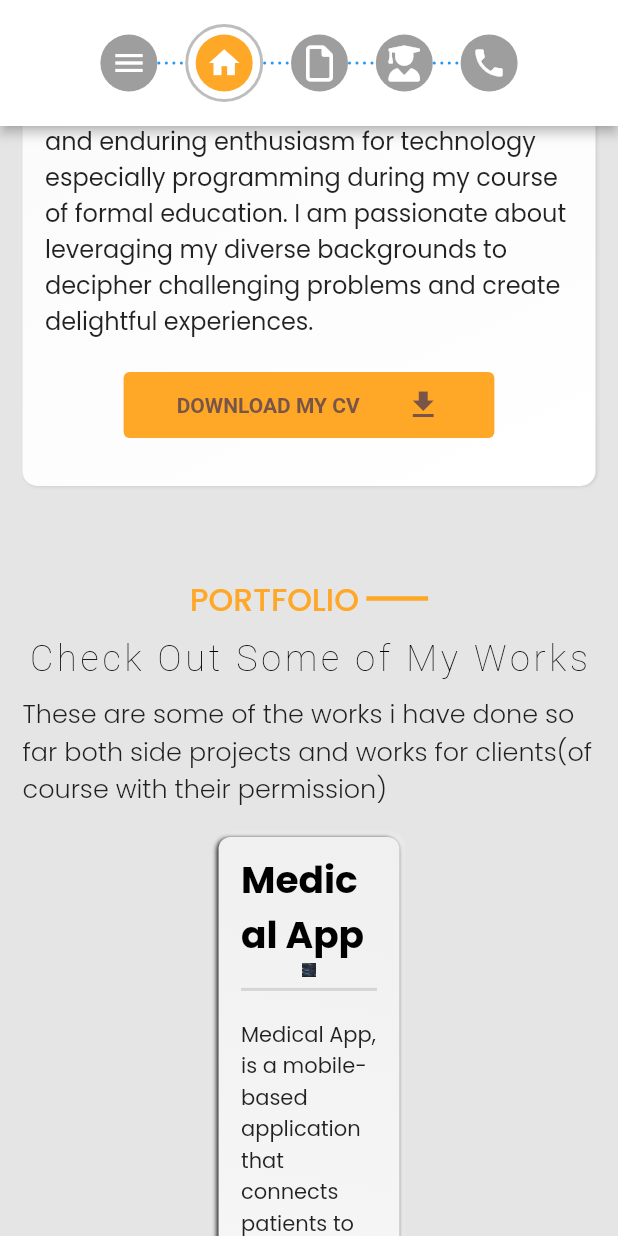
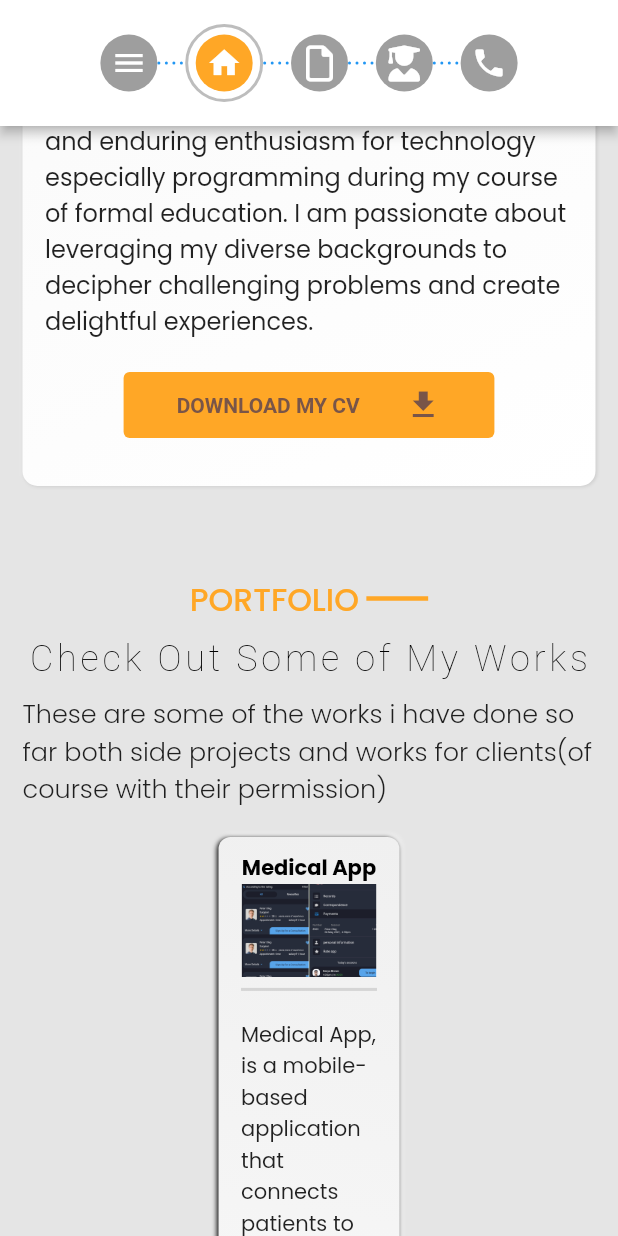
Before and after one commit to Captured-Heart/Marcel_Portfolio, a Flutter app: the screen it shows after launch, scrolled down 576 dp, on a phone screen of 412 x 824 dp. Run offline on Flutter 3.47's test engine with Material 2 defaults, Android fonts, the phone set to English and light mode, and no system bars; drawn by our look-alikes of animated_text_kit, auto_size_text, flutter_neumorphic; our stand-ins replace firebase_core, flutter_lorem, flutter_riverpod, font_awesome_flutter, google_fonts, im_stepper; missing offline and left inert: flutter_animated_dialog; accounts and stored records are empty.

Commit message:
starrting mobile edit

```diff
--- a/lib/Desktop/Screens/LeftDiv/left_details_components.dart
+++ b/lib/Desktop/Screens/LeftDiv/left_details_components.dart
@@ -15,7 +15,7 @@ class LeftDivDetailsComponents extends StatelessWidget {
       mainAxisAlignment: MainAxisAlignment.spaceBetween,
       children: [
         Container(
-          padding: EdgeInsets.all(5),
+          padding: const EdgeInsets.all(5),
           color: Colors.orange[400],
           child: Text(leading),
         ),
--- a/lib/Desktop/Screens/LeftDiv/left_div_language.dart
+++ b/lib/Desktop/Screens/LeftDiv/left_div_language.dart
@@ -1,6 +1,5 @@
 import 'package:auto_size_text/auto_size_text.dart';
 import 'package:flutter/material.dart';
-import 'package:font_awesome_flutter/font_awesome_flutter.dart';
 
 class LeftDivLanguages extends StatelessWidget {
   const LeftDivLanguages({
--- a/lib/Desktop/Screens/LeftDiv/social_buttons.dart
+++ b/lib/Desktop/Screens/LeftDiv/social_buttons.dart
@@ -16,7 +16,7 @@ class SocialButtons extends StatelessWidget {
         // height: size.height * 0.1,
         // width: size.width * 0.1,
         alignment: Alignment.center,
-        padding: EdgeInsets.all(8),
+        padding: const EdgeInsets.all(8),
         decoration: BoxDecoration(
           color: Colors.orange[400],
           shape: BoxShape.circle,
--- a/lib/Desktop/Screens/desktop_about_me_screen.dart
+++ b/lib/Desktop/Screens/desktop_about_me_screen.dart
@@ -17,7 +17,7 @@ final ScrollController scrollController = ScrollController();
     return ListView(
       shrinkWrap: true,
       controller: scrollController,
-      padding: EdgeInsets.symmetric(horizontal: 20, vertical: size.height * 0.08),
+      padding: EdgeInsets.symmetric(horizontal: 30, vertical: size.height * 0.08),
       children: [
         CenterTitleWidget(
           size: size * 1.2,
--- a/lib/Desktop/Screens/desktop_contact_us_screen.dart
+++ b/lib/Desktop/Screens/desktop_contact_us_screen.dart
@@ -1,4 +1,3 @@
-import 'package:animated_widgets/generated/i18n.dart';
 import 'package:flutter/material.dart';
 import 'package:my_portfolio/Desktop/Widgets/ContactUs/contact_us_info_left.dart';
 import 'package:my_portfolio/Desktop/Widgets/ContactUs/contact_us_info_right.dart';
--- a/lib/Desktop/Screens/Home_Screen/desktop_home_screen.dart
+++ b/lib/Desktop/Screens/desktop_home_screen.dart
@@ -18,7 +18,7 @@ class DesktopHomeScreen extends StatelessWidget {
   @override
   Widget build(BuildContext context) {
     return Neumorphic(
-      margin: const EdgeInsets.all(20),
+      margin: const EdgeInsets.symmetric(horizontal: 30, vertical: 20),
       style: NeumorphicStyle(
         shape: NeumorphicShape.concave,
         boxShape: NeumorphicBoxShape.roundRect(
--- a/lib/Desktop/Screens/desktop_pageview_screen.dart
+++ b/lib/Desktop/Screens/desktop_pageview_screen.dart
@@ -6,7 +6,7 @@ import 'package:my_portfolio/Desktop/Screens/portfolio_screen.dart';
 import 'package:my_portfolio/Desktop/Widgets/desktop_navbar.dart';
 import 'package:my_portfolio/Provider/page_controller_provider.dart';
 import 'package:my_portfolio/Utils/responsive.dart';
-import 'Home_Screen/desktop_home_screen.dart';
+import 'desktop_home_screen.dart';
 import 'desktop_about_me_screen.dart';
 import 'desktop_contact_us_screen.dart';
 
--- a/lib/Desktop/Widgets/ServicesGrid/service_grid.dart
+++ b/lib/Desktop/Widgets/ServicesGrid/service_grid.dart
@@ -1,7 +1,6 @@
 import 'package:auto_size_text/auto_size_text.dart';
 import 'package:flutter_neumorphic/flutter_neumorphic.dart';
 import 'package:font_awesome_flutter/font_awesome_flutter.dart';
-import 'package:my_portfolio/Utils/responsive.dart';
 import 'package:my_portfolio/Utils/url_launcher.dart';
 
 class MyServicesGrid extends StatelessWidget {
@@ -53,7 +52,7 @@ class MyServicesGrid extends StatelessWidget {
         // color: Colors.white,
         child: Column(
           children: [
-            Text(
+            AutoSizeText(
               title,
               style: const TextStyle(
                 fontWeight: FontWeight.bold,
@@ -61,6 +60,8 @@ class MyServicesGrid extends StatelessWidget {
                 color: Colors.black,
               ),
               textAlign: TextAlign.start,
+              maxFontSize: 25,
+              maxLines: 1,
             ),
             // SizedBox(height: 5),
 
@@ -69,8 +70,8 @@ class MyServicesGrid extends StatelessWidget {
               child: Image.asset(
                 imgUrl,
                 fit: BoxFit.cover,
-                // width: size.width,
-                // height: size.height,
+                width: size.width,
+                height: size.height,
               ),
             ),
             SizedBox(
--- a/lib/Desktop/Widgets/desktop_footer.dart
+++ b/lib/Desktop/Widgets/desktop_footer.dart
@@ -23,7 +23,7 @@ class DesktopFooterWidget extends StatelessWidget {
         top: size.height * 0.1,
       ),
       alignment: Alignment.center,
-      child: Text(
+      child: const Text(
           '2022, All Rights Reserved. "UMUNTU NGUMUNTU NGABANTU"'),
     );
   }
--- a/lib/Mobile/Screens/mobile_screen.dart
+++ b/lib/Mobile/Screens/mobile_screen.dart
@@ -54,8 +54,11 @@ class _MobileScreenState extends State<MobileScreen> {
   }
 
   void scrollTo(int index) {
-    _scrollController.animateTo(scrollPexels[index],
-        duration: Duration(milliseconds: 1500), curve: Curves.linear);
+    _scrollController.animateTo(
+      scrollPexels[index],
+      duration: const Duration(milliseconds: 1200),
+      curve: Curves.linear,
+    );
   }
 
   List scrollPexels = [
@@ -79,7 +82,7 @@ class _MobileScreenState extends State<MobileScreen> {
     return Scaffold(
       drawerEnableOpenDragGesture: false,
       key: _key,
-      backgroundColor: Color(0xffE5E5E5),
+      backgroundColor: const Color(0xffE5E5E5),
       drawer: SafeArea(
         child: Drawer(
           child: LeftDivProfile(size: size),
@@ -110,17 +113,16 @@ class _MobileScreenState extends State<MobileScreen> {
         ),
       ),
       body: SafeArea(
-        child: SingleChildScrollView(
+        child: ListView(
           controller: _scrollController,
-          child: Column(
           children: [
             Container(
-                margin: EdgeInsets.symmetric(horizontal: 15),
+              margin: const EdgeInsets.symmetric(horizontal: 15),
               width: size.width,
               child: Column(
                 children: [
                   IstDivMobile(size: size),
-                    SizedBox(height: 25),
+                  const SizedBox(height: 25),
 
                   //!portfolio started here
                   CenterTitleMobile(
@@ -137,7 +139,7 @@ class _MobileScreenState extends State<MobileScreen> {
                     content: portfolioUtil.portfolioMesssage[0],
                     gitHubUrl: portfolioUtil.portfolioGitHubUrl[0],
                   ),
-                    SizedBox(height: 15),
+                  const SizedBox(height: 15),
                   MyServicesGrid(
                     width: size.width,
                     imgUrl: 'assets/images/emerieSUG.jpg',
@@ -145,7 +147,7 @@ class _MobileScreenState extends State<MobileScreen> {
                     content: portfolioUtil.portfolioMesssage[1],
                     gitHubUrl: portfolioUtil.portfolioGitHubUrl[1],
                   ),
-                    SizedBox(height: 15),
+                  const SizedBox(height: 15),
                   MyServicesGrid(
                     width: size.width,
                     imgUrl: 'assets/images/nemyMain.jpg',
@@ -153,7 +155,7 @@ class _MobileScreenState extends State<MobileScreen> {
                     content: portfolioUtil.portfolioMesssage[2],
                     gitHubUrl: portfolioUtil.portfolioGitHubUrl[2],
                   ),
-                    SizedBox(height: 15),
+                  const SizedBox(height: 15),
                   MyServicesGrid(
                     width: size.width,
                     imgUrl: 'assets/images/nemyAdmin.jpg',
@@ -163,7 +165,7 @@ class _MobileScreenState extends State<MobileScreen> {
                   ),
                   // SizedBox(height: 15),
                   // MyServicesGrid(width: size.width, imgUrl: '',),
-                    SizedBox(height: 30),
+                  const SizedBox(height: 30),
                   //! Portfolio ended here
 //
 
@@ -175,7 +177,7 @@ class _MobileScreenState extends State<MobileScreen> {
                         'Detailed insight to my qualifications and credentials',
                   ),
                   EducationDivMobile(size: size),
-                    SizedBox(height: 30),
+                  const SizedBox(height: 30),
                   CenterTitleMobile(
                     size: size,
                     title: 'CONTACT ME',
@@ -184,9 +186,9 @@ class _MobileScreenState extends State<MobileScreen> {
                         'if you like something you would love me to build for you or an enquiry, please message. i am available to work on your projects and bring your ideas to life. i am just one click away',
                   ),
                   ContactUsInfoFormMobile(size: size),
-                    SizedBox(height: 15),
+                  const SizedBox(height: 15),
                   // ContactInfoDetailsMobile(size: size),
-                    SizedBox(height: 30),
+                  const SizedBox(height: 30),
                 ],
               ),
             ),
@@ -194,7 +196,6 @@ class _MobileScreenState extends State<MobileScreen> {
           ],
         ),
       ),
-      ),
     );
   }
 }
--- a/lib/Mobile/Widgets/center_title_mobile.dart
+++ b/lib/Mobile/Widgets/center_title_mobile.dart
@@ -31,7 +31,7 @@ class CenterTitleMobile extends StatelessWidget {
                   color: Colors.orange[400],
                 ),
               ),
-              SizedBox(width: 5),
+              const SizedBox(width: 5),
               SizedBox(
                 width: size.width * 0.1,
                 child: Divider(
@@ -42,7 +42,7 @@ class CenterTitleMobile extends StatelessWidget {
               )
             ],
           ),
-          SizedBox(
+          const SizedBox(
             height: 10,
           ),
           DefaultTextStyle(
@@ -68,16 +68,16 @@ class CenterTitleMobile extends StatelessWidget {
               TypewriterAnimatedText(
                 centerTitle!,
                 cursor: '',
-                speed: Duration(milliseconds: 45),
+                speed: const Duration(milliseconds: 45),
               ),
             ]),
           ),
-          SizedBox(
+          const SizedBox(
             height: 10,
           ),
           Text(
             subtitle!,
-            style: TextStyle(
+            style: const TextStyle(
               fontWeight: FontWeight.w300,
               fontSize: 17,
             ),
--- a/lib/Mobile/Widgets/footer_mobile.dart
+++ b/lib/Mobile/Widgets/footer_mobile.dart
@@ -11,9 +11,9 @@ class FooterMobile extends StatelessWidget {
   @override
   Widget build(BuildContext context) {
     return Container(
-      padding: EdgeInsets.symmetric(vertical: 10),
+      padding: const EdgeInsets.symmetric(vertical: 10),
       width: size.width,
-      decoration: BoxDecoration(
+      decoration: const BoxDecoration(
         color: Colors.white,
         borderRadius: BorderRadius.only(
           topRight: Radius.circular(10),
--- a/lib/Mobile/Widgets/ist_div_mobile.dart
+++ b/lib/Mobile/Widgets/ist_div_mobile.dart
@@ -14,19 +14,19 @@ class IstDivMobile extends StatelessWidget {
   @override
   Widget build(BuildContext context) {
     return Container(
-      margin: EdgeInsets.symmetric(vertical: 15),
+      margin: const EdgeInsets.symmetric(vertical: 15),
       // height: size.height,
       width: size.width,
       child: Neumorphic(
-        padding: EdgeInsets.symmetric(vertical: 20),
+        padding: const EdgeInsets.symmetric(vertical: 20),
         style: NeumorphicStyle(
           shape: NeumorphicShape.concave,
           boxShape: NeumorphicBoxShape.roundRect(
-            BorderRadius.only(
-              bottomLeft: Radius.circular(10),
+            const BorderRadius.only(
+              bottomLeft:  Radius.circular(10),
               bottomRight: Radius.circular(10),
-              topLeft: Radius.circular(10),
-              topRight: Radius.circular(10),
+              topLeft:  Radius.circular(10),
+              topRight:  Radius.circular(10),
             ),
           ),
           depth: 1,
@@ -48,32 +48,32 @@ class IstDivMobile extends StatelessWidget {
                   scale: 0.5,
                 ),
               ),
-              SizedBox(height: 20),
+              const SizedBox(height: 20),
               AutoSizeText(
                 'Nkpozi Marcel Kelechi',
                 maxLines: 1,
                 style: GoogleFonts.oleoScript(
                     fontWeight: FontWeight.bold, fontSize: size.width * 0.07),
               ),
-              SizedBox(height: 5),
-              AutoSizeText(
+              const SizedBox(height: 5),
+              const AutoSizeText(
                 'Full Stack Flutter Developer',
-                style: TextStyle(
+                style:  TextStyle(
                     fontSize: 20,
                     fontWeight: FontWeight.w300,
                     decoration: TextDecoration.underline),
               ),
-              SizedBox(height: 20),
-              Padding(
-                padding: const EdgeInsets.symmetric(horizontal: 15.0),
-                child: Text(
+              const SizedBox(height: 20),
+              const Padding(
+                padding: EdgeInsets.symmetric(horizontal: 15.0),
+                child:  Text(
                   'A flutter developer with front end development skills. I developed the passion and enduring enthusiasm for technology especially programming during my course of formal education. I am passionate about leveraging my diverse backgrounds to decipher challenging problems and create delightful experiences. ',
-                  style: TextStyle(
+                  style:  TextStyle(
                     fontSize: 16,
                   ),
                 ),
               ),
-              SizedBox(height: 20),
+              const SizedBox(height: 20),
               TextButton(
                 onPressed: () {
                   urlLauncher.launchSocialMediaUrls(
@@ -116,7 +116,7 @@ class IstDivMobile extends StatelessWidget {
                       fontWeight: FontWeight.bold,
                     ))),
               ),
-              SizedBox(height: 10),
+              const SizedBox(height: 10),
             ]),
       ),
     );
--- a/lib/Mobile/Widgets/navbar_mobile.dart
+++ b/lib/Mobile/Widgets/navbar_mobile.dart
@@ -28,16 +28,16 @@ class NavBarMobile extends StatelessWidget {
       activeStepBorderColor: Colors.grey[400],
       onStepReached: onStepReached,
       stepReachedAnimationEffect: Curves.linear,
-      stepReachedAnimationDuration: Duration(seconds: 2),
+      stepReachedAnimationDuration: const Duration(seconds: 2),
       activeStepColor: Colors.orange[400],
       lineLength: size.width * 0.045,
       // ignore: prefer_const_literals_to_create_immutables
       icons: [
-        Icon(Icons.menu),
-        Icon(Icons.home),
-        Icon(FontAwesomeIcons.file),
-        Icon(FontAwesomeIcons.userGraduate),
-        Icon(Icons.phone)
+        const Icon(Icons.menu),
+        const Icon(Icons.home),
+        const Icon(FontAwesomeIcons.file),
+        const Icon(FontAwesomeIcons.userGraduate),
+        const Icon(Icons.phone)
       ],
     );
   }
--- a/lib/Utils/dialogs.dart
+++ b/lib/Utils/dialogs.dart
@@ -18,7 +18,7 @@ class Dialogs {
       }),
       animationType: dialog.DialogTransitionType.slideFromLeft,
       curve: Curves.fastOutSlowIn,
-      duration: Duration(seconds: 1),
+      duration: const Duration(seconds: 1),
     );
   }
 
@@ -27,7 +27,7 @@ class Dialogs {
       context: context!,
       barrierDismissible: true,
       builder: ((context1) {
-        return dialog.CustomDialog(
+        return const dialog.CustomDialog(
           // titleText: titleText,
           // contentText: contentText,
           backgroundColor: Colors.black45,
@@ -40,7 +40,7 @@ class Dialogs {
       }),
       animationType: dialog.DialogTransitionType.slideFromLeft,
       curve: Curves.fastOutSlowIn,
-      duration: Duration(seconds: 1),
+      duration: const Duration(seconds: 1),
     );
   }
 }
```
Also changed, not shown: lib/Desktop/Screens/LeftDiv/left_div_extras.dart (+10 -10 lines), lib/Desktop/Screens/portfolio_screen.dart (+2 -7 lines), lib/Desktop/Widgets/About_Me/education_div.dart (+10 -10 lines), lib/Desktop/Widgets/ContactUs/contact_us_info_right.dart (+6 -6 lines), lib/Desktop/Widgets/desktop_navbar.dart (+6 -7 lines). Lines whose indentation alone changed are shown as unchanged.
